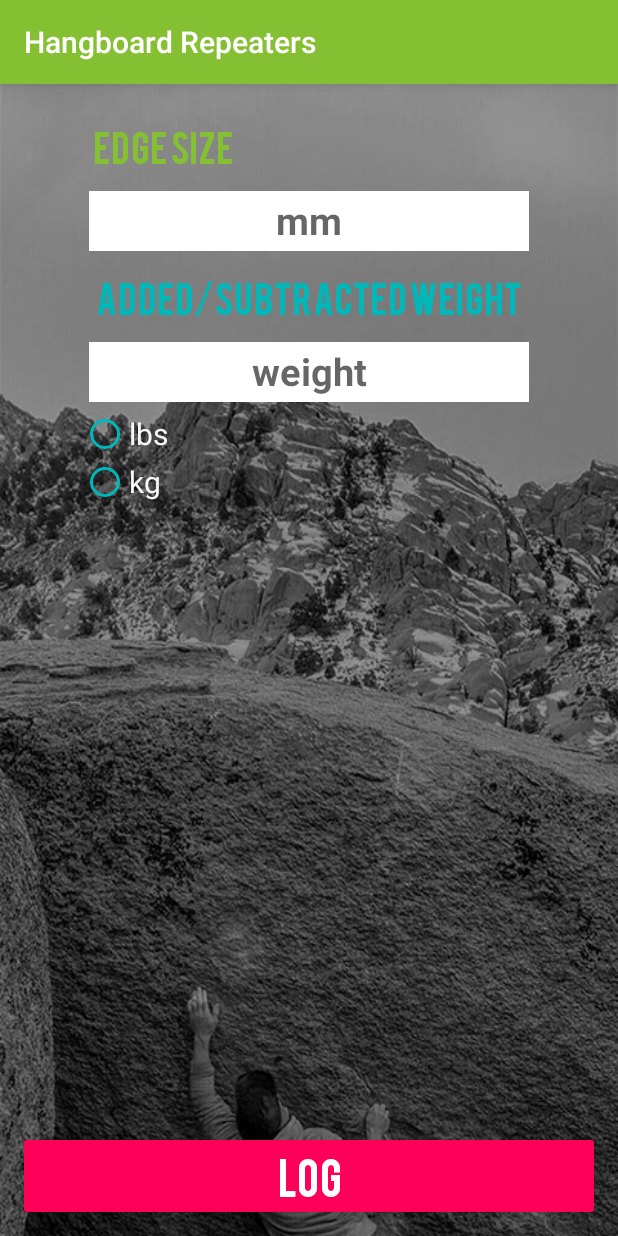
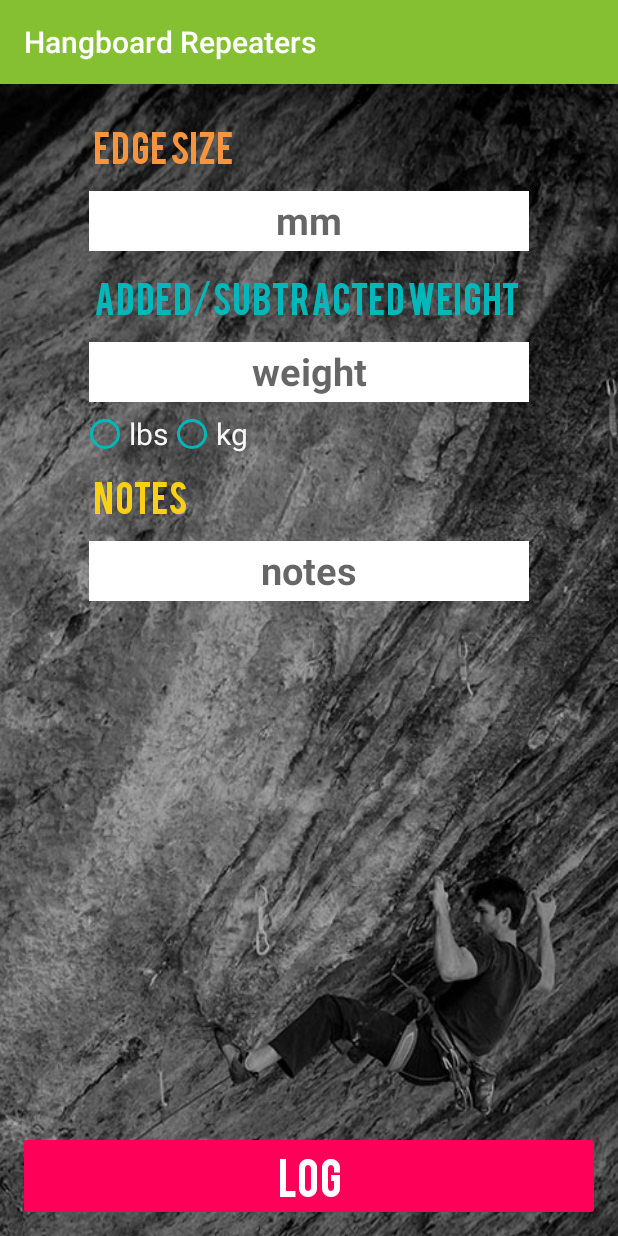
Before and after one commit to mikeschen/HangBoardRepeatersAndroid, an Android app: the CreateLogActivity screen opened directly, with no data from a screen before it, on a phone screen of 412 x 824 dp. Run offline under Robolectric (Android 15) with nearby library versions, the phone set to English and light mode, and no system bars; our stand-ins replace ButterKnife.

```diff
--- a/app/src/main/java/com/mikeschen/www/hangboardrepeaters/CreateLogActivity.java
+++ b/app/src/main/java/com/mikeschen/www/hangboardrepeaters/CreateLogActivity.java
@@ -27,6 +27,8 @@ public class CreateLogActivity extends AppCompatActivity implements View.OnClick
     @BindView(R.id.sizeTextView) TextView mSizeTextView;
     @BindView(R.id.weightEditText) EditText mWeightEditText;
     @BindView(R.id.weightTextView) TextView mWeightTextView;
+    @BindView(R.id.notesEditText) EditText mNotesEditText;
+    @BindView(R.id.notesTextView) TextView mNotesTextView;
     @BindView(R.id.logButton) Button mLogButton;
     @BindView(R.id.lbsButton) RadioButton mLbsButton;
     @BindView(R.id.kgButton) RadioButton mKgButton;
@@ -42,6 +44,7 @@ public class CreateLogActivity extends AppCompatActivity implements View.OnClick
     String weight;
     String sizeLog = "";
     String weightLog = "";
+    String noteLog = "";
     private SharedPreferences mSharedPreferences;
     private SharedPreferences.Editor mSharedPreferencesEditor;
 
@@ -58,6 +61,7 @@ public class CreateLogActivity extends AppCompatActivity implements View.OnClick
         Typeface custom_font = Typeface.createFromAsset(getAssets(), "Bebas.ttf");
         mSizeTextView.setTypeface(custom_font);
         mWeightTextView.setTypeface(custom_font);
+        mNotesTextView.setTypeface(custom_font);
         mLogButton.setTypeface(custom_font);
         Intent intent = getIntent();
         hang = intent.getIntExtra("hang", 0);
@@ -93,18 +97,19 @@ public class CreateLogActivity extends AppCompatActivity implements View.OnClick
                 DateFormat dateFormat = new SimpleDateFormat("MM/dd/yyyy - hh:mm a -");
                 Date date = new Date();
                 String formattedDate = dateFormat.format(date);
-                String getSizeEditText = mSizeEditText.getText().toString();
                 mSharedPreferencesEditor.putString(Constants.KEY_USER_SIZE, mSizeEditText.getText().toString()).apply();
-                String getWeightEditText = mWeightEditText.getText().toString();
                 mSharedPreferencesEditor.putString(Constants.KEY_USER_WEIGHT, mWeightEditText.getText().toString()).apply();
-                if (!getSizeEditText.isEmpty()) {
-                    sizeLog = " Hold Size: " + getSizeEditText + "mm,";
+                if (!mSizeEditText.getText().toString().isEmpty()) {
+                    sizeLog = " Hold Size: " + mSizeEditText.getText().toString() + "mm,";
                 }
-                if (!getWeightEditText.isEmpty()) {
+                if (!mWeightEditText.getText().toString().isEmpty()) {
                     weightLog = " Weight: " + mWeightEditText.getText().toString() + weightUnit + ",";
                 }
+                if (!mNotesEditText.getText().toString().isEmpty()) {
+                    noteLog = " - Notes: " + mNotesEditText.getText().toString();
+                }
                 String workOutStats = " Hang: " + hang + ", Pause: " + pause + ", Rounds: " + rounds + ", Rest: " + rest + ", Sets: " + sets;
-                String logs = formattedDate + sizeLog + weightLog + workOutStats;
+                String logs = formattedDate + sizeLog + weightLog + workOutStats + noteLog;
                 datasource.createLog(logs);
                 datasource.close();
                 Intent intent1 = new Intent(this, LogActivity.class);
--- a/app/src/main/java/com/mikeschen/www/hangboardrepeaters/TimerActivity.java
+++ b/app/src/main/java/com/mikeschen/www/hangboardrepeaters/TimerActivity.java
@@ -285,7 +285,7 @@ public class TimerActivity extends AppCompatActivity implements TimerActivityVie
         if (newWorkoutSwitch) {
             new CountDownTimer(5000, 1000) {
                 public void onTick(long millisUntilFinished) {
-                    mStartButton.setText(getString(R.string.getready) + millisUntilFinished / 1000);
+                    mStartButton.setText(getString(R.string.getready) + " " + millisUntilFinished / 1000);
                 }
                 public void onFinish() {
                     if(soundSwitch) {
--- a/app/src/main/res/layout/activity_create_log.xml
+++ b/app/src/main/res/layout/activity_create_log.xml
@@ -2,7 +2,7 @@
 <RelativeLayout xmlns:android="http://schemas.android.com/apk/res/android"
     android:layout_width="match_parent"
     android:layout_height="match_parent"
-    android:background="@drawable/stainedglass"
+    android:background="@drawable/jan"
     android:padding="@dimen/activity_vertical_margin">
 
     <GridLayout
@@ -18,7 +18,7 @@
             android:layout_height="wrap_content"
             android:textAppearance="?android:attr/textAppearanceMedium"
             android:text="Edge Size"
-            android:textColor="@color/colorPrimary"
+            android:textColor="@color/colorAccent"
             android:id="@+id/sizeTextView"
             android:textSize="@dimen/main_text_size"
             android:textStyle="bold"
@@ -46,7 +46,7 @@
             android:layout_gravity="center_horizontal" />
 
         <TextView
-            android:layout_width="wrap_content"
+            android:layout_width="match_parent"
             android:layout_height="wrap_content"
             android:textAppearance="?android:attr/textAppearanceMedium"
             android:text="Added/Subtracted Weight"
@@ -80,7 +80,7 @@
         <RadioGroup
             android:layout_width="match_parent"
             android:layout_height="wrap_content"
-            android:orientation="vertical"
+            android:orientation="horizontal"
             android:layout_row="4"
             android:layout_column="0"
             >
@@ -102,6 +102,36 @@
                 android:buttonTint="@color/colorBlue"/>
         </RadioGroup>
 
+        <TextView
+            android:layout_width="match_parent"
+            android:layout_height="wrap_content"
+            android:textAppearance="?android:attr/textAppearanceMedium"
+            android:text="Notes"
+            android:textColor="@color/colorYellow"
+            android:id="@+id/notesTextView"
+            android:textSize="@dimen/main_text_size"
+            android:textStyle="bold"
+            android:layout_row="5"
+            android:layout_column="0"
+            android:padding="3dp"
+            android:layout_margin="5dp"
+            android:layout_gravity="center_horizontal" />
+
+        <EditText
+            android:layout_width="match_parent"
+            android:layout_height="@dimen/layout_height"
+            android:ems="10"
+            android:id="@+id/notesEditText"
+            android:textSize="25sp"
+            android:textStyle="bold"
+            android:textAlignment="center"
+            android:hint="notes"
+            android:background="@color/colorSecondaryText"
+            android:layout_row="6"
+            android:layout_column="0"
+            android:padding="3dp"
+            android:layout_margin="5dp"
+            android:layout_gravity="center_horizontal" />
 
     </GridLayout>
 
```
Also changed, not shown: app/src/main/res/drawable-hdpi/jan.jpg (added), app/src/main/res/drawable-ldpi/jan.jpg (added), app/src/main/res/drawable-mdpi/jan.jpg (added).
